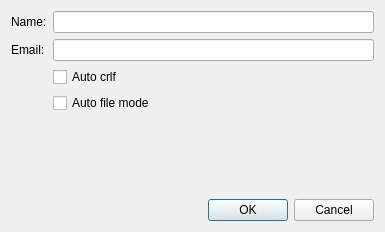
Old version of the form src/gui/dialogs/reposettingsdialog.ui in the repository KDE/kommit.
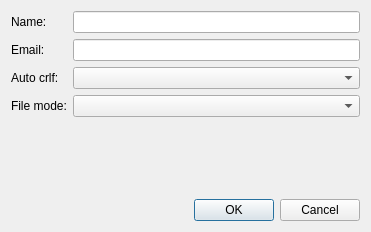
New version of the form. Icons and pictures are not drawn.

Commit message: Set autocrlf & fileMode in repo settings in a better way (#4)

```diff
--- a/src/gui/dialogs/reposettingsdialog.ui
+++ b/src/gui/dialogs/reposettingsdialog.ui
@@ -6,7 +6,7 @@
    <rect>
     <x>0</x>
     <y>0</y>
-    <width>385</width>
+    <width>371</width>
     <height>232</height>
    </rect>
   </property>
@@ -40,17 +40,31 @@
      <item row="1" column="1">
       <widget class="QLineEdit" name="lineEditUserEmail"/>
      </item>
+     <item row="2" column="0">
+      <widget class="QLabel" name="label_3">
+       <property name="text">
+        <string>Auto crlf:</string>
+       </property>
+      </widget>
+     </item>
      <item row="2" column="1">
-      <widget class="QCheckBox" name="checkBoxAutoCrlf">
+      <widget class="QComboBox" name="comboBoxAutoCrlf">
+       <property name="whatsThis">
+        <string>&lt;html&gt;&lt;head/&gt;&lt;body&gt;&lt;p&gt;Change cr/lf or not&lt;/p&gt;&lt;p&gt;&lt;a href=&quot;https://git-scm.com/docs/git-config#Documentation/git-config.txt-coreautocrlf&quot;&gt;&lt;span style=&quot; text-decoration: underline; color:#007af4;&quot;&gt;More informations...&lt;/span&gt;&lt;/a&gt;&lt;/p&gt;&lt;/body&gt;&lt;/html&gt;</string>
+       </property>
+      </widget>
+     </item>
+     <item row="3" column="0">
+      <widget class="QLabel" name="label_4">
        <property name="text">
-        <string>Auto crlf</string>
+        <string>File mode:</string>
        </property>
       </widget>
      </item>
      <item row="3" column="1">
-      <widget class="QCheckBox" name="checkBoxAutoFileMode">
-       <property name="text">
-        <string>Auto file mode</string>
+      <widget class="QComboBox" name="comboBoxFileMode">
+       <property name="whatsThis">
+        <string>&lt;html&gt;&lt;head/&gt;&lt;body&gt;&lt;p&gt;Tells Git if the executable bit of files in the working tree is to be honored. &lt;/p&gt;&lt;p&gt;&lt;a href=&quot;https://git-scm.com/docs/git-config#Documentation/git-config.txt-corefileMode&quot;&gt;&lt;span style=&quot; text-decoration: underline; color:#007af4;&quot;&gt;More informations...&lt;/span&gt;&lt;/a&gt;&lt;/p&gt;&lt;/body&gt;&lt;/html&gt;</string>
        </property>
       </widget>
      </item>
```
Left out of the diff: 4 changed lines with no effect on the pictures. The commit also changes 3 other files.
